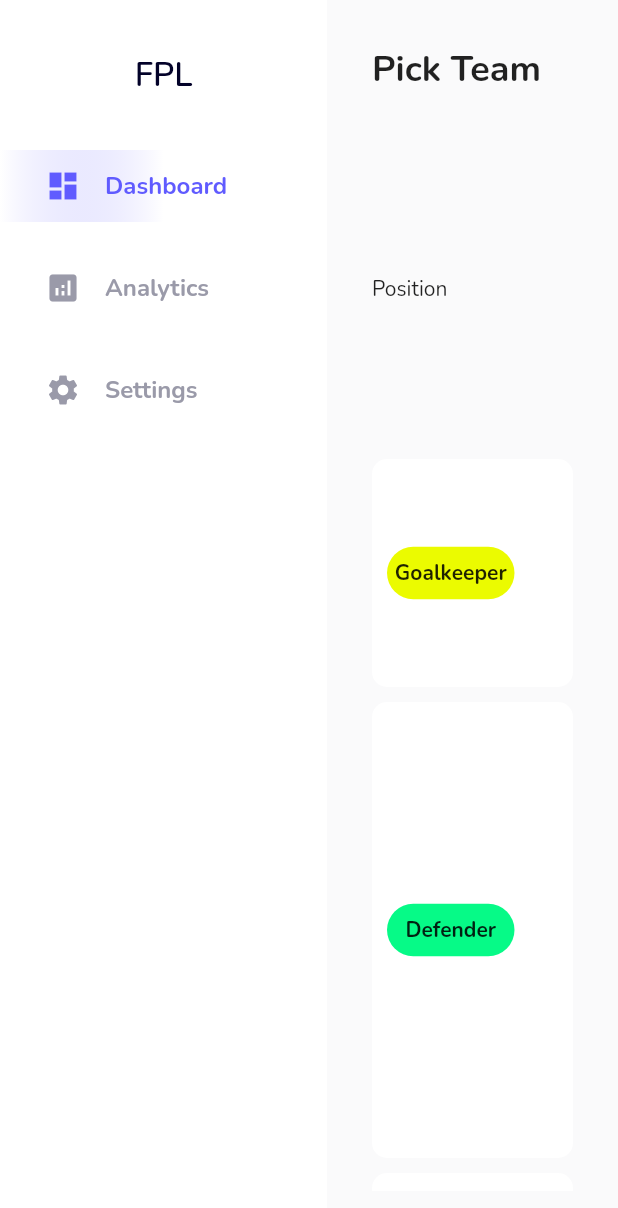
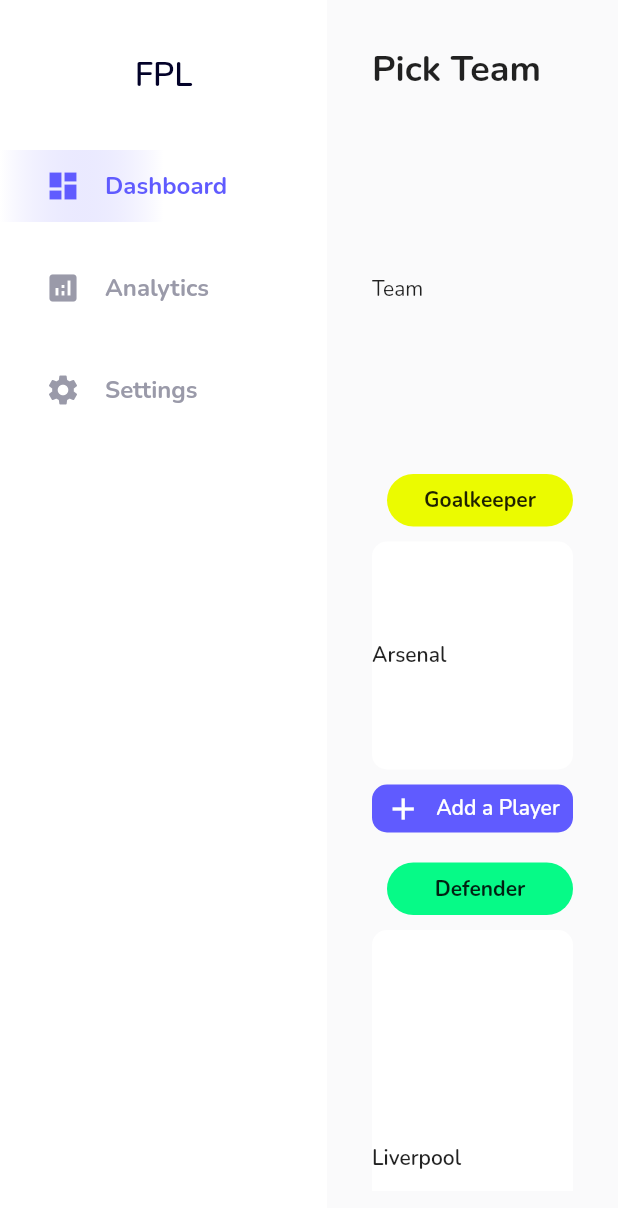
Before and after one commit to yogahmad/flutter-fpl, a Flutter app: the screen it shows after launch, on a phone screen of 412 x 824 dp. Shown: the top 1208 px of the screen. Run offline on Flutter 3.47's test engine with Material 2 defaults, Android fonts, the phone set to English and light mode, and no system bars; our stand-ins replace google_fonts.

Commit message:
Add add player button

```diff
--- a/lib/configs/colors.dart
+++ b/lib/configs/colors.dart
@@ -10,4 +10,6 @@ class ThemeColors {
   static Color defenderGreen = const Color(0xFF06FA87);
   static Color midfielderBlue = const Color(0xFF05F0FF);
   static Color forwardRed = const Color(0xFFE92552);
+  static Color lightOrange = const Color(0xFFFEF4F5);
+  static Color red = const Color(0xFFEC485C);
 }
--- a/lib/main.dart
+++ b/lib/main.dart
@@ -16,7 +16,7 @@ class MyApp extends StatelessWidget {
   @override
   Widget build(BuildContext context) {
     return MaterialApp(
-      scrollBehavior: MyCustomScrollBehavior(),
+      // scrollBehavior: MyCustomScrollBehavior(),
       theme: ThemeData(
         textTheme: GoogleFonts.nunitoTextTheme(
           Theme.of(context).textTheme,
--- a/lib/pages/dashboard.dart
+++ b/lib/pages/dashboard.dart
@@ -23,19 +23,11 @@ class _DashboardState extends State<Dashboard> {
             ),
           ),
           const SizedBox(height: 35.0),
-          Table(
-            defaultVerticalAlignment: TableCellVerticalAlignment.middle,
-            columnWidths: const {
-              0: FixedColumnWidth(150.0),
-              2: FixedColumnWidth(80.0),
-              3: FixedColumnWidth(160.0),
-              4: FixedColumnWidth(150.0),
-              5: FixedColumnWidth(300.0),
-            },
-            children: [
-              const TableRow(
+          _generateTable(
+            children: const [
+              TableRow(
                 children: [
-                  Text("Position"),
+                  Text("Team"),
                   Text("Player Name"),
                   Text("Price"),
                   Text("Fixtures"),
@@ -43,18 +35,32 @@ class _DashboardState extends State<Dashboard> {
                   Text("Actions"),
                 ],
               ),
-              _generateSpacing(18.0, 6),
+            ],
+          ),
+          const SizedBox(height: 18.0),
+          _generateHeader(Positions.gk),
+          _generateTable(
+            children: <TableRow>[
               _TableItem(
-                actions: "Captain, Vice Captain, Substitute",
+                context: context,
+                teamName: "Arsenal",
                 fixtures: "BRE(H) + WOL(H)",
                 playerName: "Ramsdale",
                 position: Positions.gk,
                 predictedPoints: 10.2,
                 price: 5.1,
               ),
-              _generateSpacing(10.0, 6),
+            ],
+          ),
+          const SizedBox(height: 10.0),
+          _addPlayerButton(context),
+          const SizedBox(height: 10.0),
+          _generateHeader(Positions.def),
+          _generateTable(
+            children: [
               _TableItem(
-                actions: "Captain, Vice Captain, Substitute",
+                context: context,
+                teamName: "Liverpool",
                 fixtures: "NOR(H) + LEE(H)",
                 playerName: "Alexander-Arnold",
                 position: Positions.def,
@@ -63,34 +69,65 @@ class _DashboardState extends State<Dashboard> {
               ),
               _generateSpacing(10.0, 6),
               _TableItem(
-                actions: "Captain, Vice Captain, Substitute",
+                context: context,
+                teamName: "Liverpool",
                 fixtures: "NOR(H) + LEE(H)",
-                playerName: "Alexander-Arnold",
+                playerName: "Robertson",
                 position: Positions.def,
-                predictedPoints: 12.2,
-                price: 8.5,
+                predictedPoints: 10.8,
+                price: 7.1,
               ),
               _generateSpacing(10.0, 6),
               _TableItem(
-                actions: "Captain, Vice Captain, Substitute",
-                fixtures: "NOR(H) + LEE(H)",
-                playerName: "Alexander-Arnold",
+                context: context,
+                teamName: "Arsenal",
+                fixtures: "BRE(H) + WOL(H)",
+                playerName: "Tierney",
                 position: Positions.def,
-                predictedPoints: 12.2,
-                price: 8.5,
+                predictedPoints: 9.6,
+                price: 5.1,
               ),
               _generateSpacing(10.0, 6),
               _TableItem(
-                actions: "Captain, Vice Captain, Substitute",
-                fixtures: "NOR(H) + LEE(H)",
-                playerName: "Alexander-Arnold",
+                context: context,
+                teamName: "Brighton",
+                fixtures: "BUR (H)",
+                playerName: "Cucurella",
                 position: Positions.def,
-                predictedPoints: 12.2,
-                price: 8.5,
+                predictedPoints: 3.6,
+                price: 5.1,
               ),
               _generateSpacing(10.0, 6),
               _TableItem(
-                actions: "Captain, Vice Captain, Substitute",
+                context: context,
+                teamName: "Man City",
+                fixtures: "TOT(H)",
+                playerName: "Cancelo",
+                position: Positions.def,
+                predictedPoints: 5.2,
+                price: 7.5,
+              ),
+            ],
+          ),
+          const SizedBox(height: 10.0),
+          _addPlayerButton(context),
+          const SizedBox(height: 10.0),
+          _generateHeader(Positions.mid),
+          _generateTable(
+            children: [
+              _TableItem(
+                context: context,
+                teamName: "West Ham",
+                fixtures: "NEW(H)",
+                playerName: "Bowen",
+                position: Positions.mid,
+                predictedPoints: 8.2,
+                price: 7.1,
+              ),
+              _generateSpacing(10.0, 6),
+              _TableItem(
+                context: context,
+                teamName: "West Ham",
                 fixtures: "NEW(H)",
                 playerName: "Bowen",
                 position: Positions.mid,
@@ -99,7 +136,8 @@ class _DashboardState extends State<Dashboard> {
               ),
               _generateSpacing(10.0, 6),
               _TableItem(
-                actions: "Captain, Vice Captain, Substitute",
+                context: context,
+                teamName: "West Ham",
                 fixtures: "NEW(H)",
                 playerName: "Bowen",
                 position: Positions.mid,
@@ -108,25 +146,25 @@ class _DashboardState extends State<Dashboard> {
               ),
               _generateSpacing(10.0, 6),
               _TableItem(
-                actions: "Captain, Vice Captain, Substitute",
+                context: context,
+                teamName: "West Ham",
                 fixtures: "NEW(H)",
                 playerName: "Bowen",
                 position: Positions.mid,
                 predictedPoints: 8.2,
                 price: 7.0,
               ),
-              _generateSpacing(10.0, 6),
+            ],
+          ),
+          const SizedBox(height: 10.0),
+          _addPlayerButton(context),
+          const SizedBox(height: 10.0),
+          _generateHeader(Positions.fwd),
+          _generateTable(
+            children: [
               _TableItem(
-                actions: "Captain, Vice Captain, Substitute",
-                fixtures: "NEW(H)",
-                playerName: "Bowen",
-                position: Positions.mid,
-                predictedPoints: 8.2,
-                price: 7.0,
-              ),
-              _generateSpacing(10.0, 6),
-              _TableItem(
-                actions: "Captain, Vice Captain, Substitute",
+                context: context,
+                teamName: "Everton",
                 fixtures: "SOU(A)",
                 playerName: "Calvert-Lewin",
                 position: Positions.fwd,
@@ -135,7 +173,8 @@ class _DashboardState extends State<Dashboard> {
               ),
               _generateSpacing(10.0, 6),
               _TableItem(
-                actions: "Captain, Vice Captain, Substitute",
+                context: context,
+                teamName: "Everton",
                 fixtures: "SOU(A)",
                 playerName: "Calvert-Lewin",
                 position: Positions.fwd,
@@ -144,10 +183,104 @@ class _DashboardState extends State<Dashboard> {
               ),
             ],
           ),
+          const SizedBox(height: 10.0),
+          _addPlayerButton(context),
         ],
       ),
     );
   }
+}
+
+Widget _addPlayerButton(context) {
+  return Center(
+    child: InkWell(
+      onTap: () {
+        showDialog(
+          context: context,
+          builder: (context) {
+            return AlertDialog(
+              title: Row(
+                mainAxisAlignment: MainAxisAlignment.spaceBetween,
+                children: [
+                  const Text(
+                    "Select a Player",
+                    style: TextStyle(
+                      fontSize: 20.0,
+                      fontWeight: FontWeight.w600,
+                    ),
+                  ),
+                  InkWell(
+                    borderRadius: BorderRadius.circular(20.0),
+                    onTap: () {
+                      Navigator.pop(context);
+                    },
+                    child: Container(
+                      width: 40.0,
+                      height: 40.0,
+                      decoration: BoxDecoration(
+                        color: ThemeColors.lightOrange,
+                        borderRadius: BorderRadius.circular(20.0),
+                      ),
+                      child: Center(
+                        child: Icon(
+                          Icons.close,
+                          color: ThemeColors.red,
+                        ),
+                      ),
+                    ),
+                  ),
+                ],
+              ),
+              content: const SizedBox(
+                width: 1200.0,
+                height: 600.0,
+              ),
+            );
+          },
+        );
+      },
+      child: Container(
+        width: 160,
+        height: 32.0,
+        decoration: BoxDecoration(
+          borderRadius: BorderRadius.circular(10.0),
+          color: ThemeColors.main,
+        ),
+        child: Row(
+          crossAxisAlignment: CrossAxisAlignment.center,
+          mainAxisAlignment: MainAxisAlignment.center,
+          children: [
+            Icon(
+              Icons.add,
+              color: ThemeColors.white,
+            ),
+            const SizedBox(width: 10.0),
+            Text(
+              "Add a Player",
+              style: TextStyle(
+                fontWeight: FontWeight.w600,
+                color: ThemeColors.white,
+              ),
+            ),
+          ],
+        ),
+      ),
+    ),
+  );
+}
+
+Table _generateTable({children}) {
+  return Table(
+    defaultVerticalAlignment: TableCellVerticalAlignment.middle,
+    columnWidths: const {
+      0: FixedColumnWidth(150.0),
+      2: FixedColumnWidth(80.0),
+      3: FixedColumnWidth(160.0),
+      4: FixedColumnWidth(150.0),
+      5: FixedColumnWidth(80.0),
+    },
+    children: children,
+  );
 }
 
 class _TableItem extends TableRow {
@@ -156,48 +289,35 @@ class _TableItem extends TableRow {
   final double price;
   final String fixtures;
   final double predictedPoints;
-  final String actions;
+  final BuildContext context;
+  final String teamName;
 
   _TableItem({
+    required this.context,
     required this.position,
     required this.playerName,
     required this.price,
     required this.fixtures,
     required this.predictedPoints,
-    required this.actions,
+    required this.teamName,
   }) : super(
           decoration: BoxDecoration(
             color: ThemeColors.white,
             borderRadius: BorderRadius.circular(10.0),
           ),
           children: [
-            Align(
-              alignment: Alignment.centerLeft,
-              child: Container(
-                width: 85.0,
-                height: 35.0,
-                margin: const EdgeInsets.symmetric(vertical: 10.0).copyWith(
-                  left: 10.0,
-                ),
-                decoration: BoxDecoration(
-                  borderRadius: BorderRadius.circular(22.5),
-                  color: _getColorFromPosisiton(position),
-                ),
-                child: Center(
-                  child: Text(
-                    position,
-                    style: const TextStyle(
-                      fontWeight: FontWeight.w700,
-                    ),
-                  ),
-                ),
+            Text(
+              teamName,
+              style: const TextStyle(
+                fontSize: 14.0,
+                fontWeight: FontWeight.w600,
               ),
             ),
             Text(
               playerName,
               style: const TextStyle(
                 fontSize: 14.0,
-                fontWeight: FontWeight.w600,
+                fontWeight: FontWeight.bold,
               ),
             ),
             Row(
@@ -212,9 +332,85 @@ class _TableItem extends TableRow {
             ),
             Text(fixtures),
             Text("$predictedPoints"),
-            Text(actions),
+            Align(
+              alignment: Alignment.centerLeft,
+              child: InkWell(
+                onTap: () {
+                  showDialog(
+                    context: context,
+                    builder: (context) {
+                      return AlertDialog(
+                        title: Row(
+                          mainAxisAlignment: MainAxisAlignment.spaceBetween,
+                          children: [
+                            const Text(
+                              "Select a Player",
+                              style: TextStyle(
+                                fontSize: 20.0,
+                                fontWeight: FontWeight.w600,
+                              ),
+                            ),
+                            InkWell(
+                              borderRadius: BorderRadius.circular(20.0),
+                              onTap: () {
+                                Navigator.pop(context);
+                              },
+                              child: Container(
+                                width: 40.0,
+                                height: 40.0,
+                                decoration: BoxDecoration(
+                                  color: ThemeColors.lightOrange,
+                                  borderRadius: BorderRadius.circular(20.0),
+                                ),
+                                child: Center(
+                                  child: Icon(
+                                    Icons.close,
+                                    color: ThemeColors.red,
+                                  ),
+                                ),
+                              ),
+                            ),
+                          ],
+                        ),
+                        content: const SizedBox(
+                          width: 1200.0,
+                          height: 600.0,
+                        ),
+                      );
+                    },
+                  );
+                },
+                child: Icon(
+                  Icons.compare_arrows,
+                  size: 36.0,
+                  color: ThemeColors.main,
+                ),
+              ),
+            ),
           ],
         );
+}
+
+Widget _generateHeader(position) {
+  return Container(
+    width: 85.0,
+    height: 35.0,
+    margin: const EdgeInsets.symmetric(vertical: 10.0).copyWith(
+      left: 10.0,
+    ),
+    decoration: BoxDecoration(
+      borderRadius: BorderRadius.circular(22.5),
+      color: _getColorFromPosisiton(position),
+    ),
+    child: Center(
+      child: Text(
+        position,
+        style: const TextStyle(
+          fontWeight: FontWeight.w700,
+        ),
+      ),
+    ),
+  );
 }
 
 TableRow _generateSpacing(space, numberOfRow) {
```
